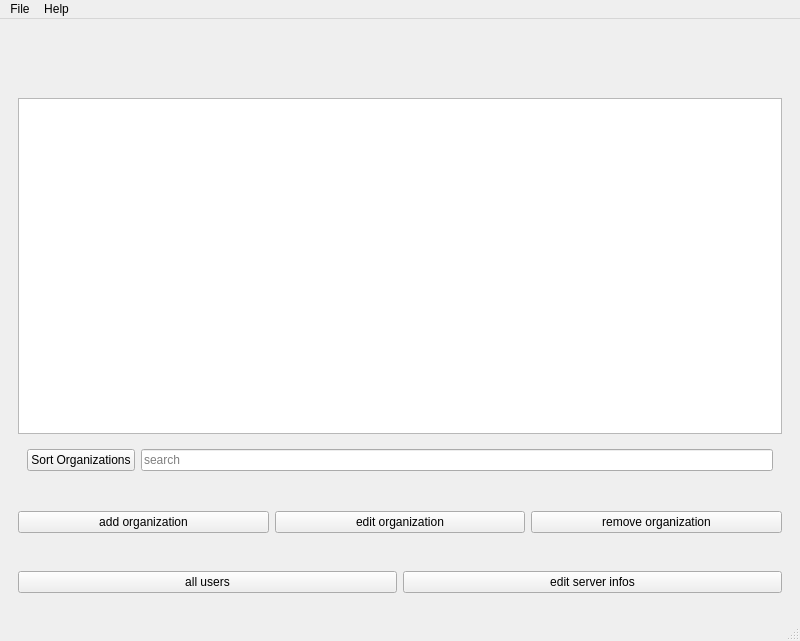
Before: the Qt Designer form ToDoListServer/todolist.ui in captain-moji/To_Do_List_Project, drawn with Qt 5.
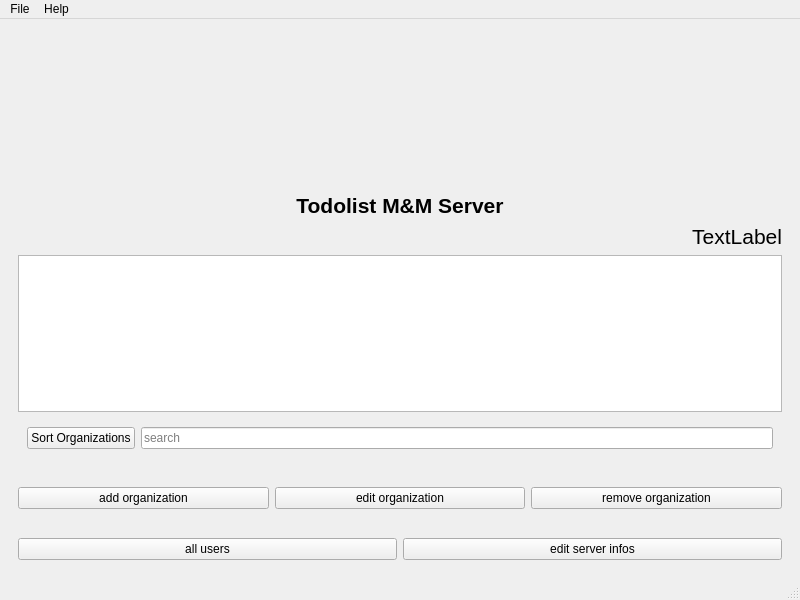
After: the same form once the commit is applied. Icons and pictures are not drawn.

Patch:
```diff
--- a/ToDoListServer/todolist.ui
+++ b/ToDoListServer/todolist.ui
@@ -7,7 +7,7 @@
     <x>0</x>
     <y>0</y>
     <width>800</width>
-    <height>641</height>
+    <height>600</height>
    </rect>
   </property>
   <property name="minimumSize">
@@ -26,9 +26,30 @@
       <property name="minimumSize">
        <size>
         <width>0</width>
-        <height>50</height>
+        <height>150</height>
        </size>
       </property>
+      <layout class="QHBoxLayout" name="horizontalLayout_2">
+       <item>
+        <widget class="QWidget" name="widget_4" native="true">
+         <property name="minimumSize">
+          <size>
+           <width>120</width>
+           <height>120</height>
+          </size>
+         </property>
+         <property name="maximumSize">
+          <size>
+           <width>300</width>
+           <height>300</height>
+          </size>
+         </property>
+         <property name="styleSheet">
+          <string notr="true">image: url(:/server_main picture.png);</string>
+         </property>
+        </widget>
+       </item>
+      </layout>
      </widget>
     </item>
     <item>
@@ -40,6 +61,37 @@
        </size>
       </property>
       <layout class="QVBoxLayout" name="verticalLayout_2">
+       <item>
+        <widget class="QLabel" name="label">
+         <property name="font">
+          <font>
+           <pointsize>16</pointsize>
+           <bold>true</bold>
+          </font>
+         </property>
+         <property name="text">
+          <string>Todolist M&amp;M Server</string>
+         </property>
+         <property name="alignment">
+          <set>Qt::AlignCenter</set>
+         </property>
+        </widget>
+       </item>
+       <item>
+        <widget class="QLabel" name="time_shower">
+         <property name="font">
+          <font>
+           <pointsize>16</pointsize>
+          </font>
+         </property>
+         <property name="text">
+          <string>TextLabel</string>
+         </property>
+         <property name="alignment">
+          <set>Qt::AlignRight|Qt::AlignTrailing|Qt::AlignVCenter</set>
+         </property>
+        </widget>
+       </item>
        <item>
         <widget class="QListWidget" name="todolist_organizations_list">
          <property name="font">
```
